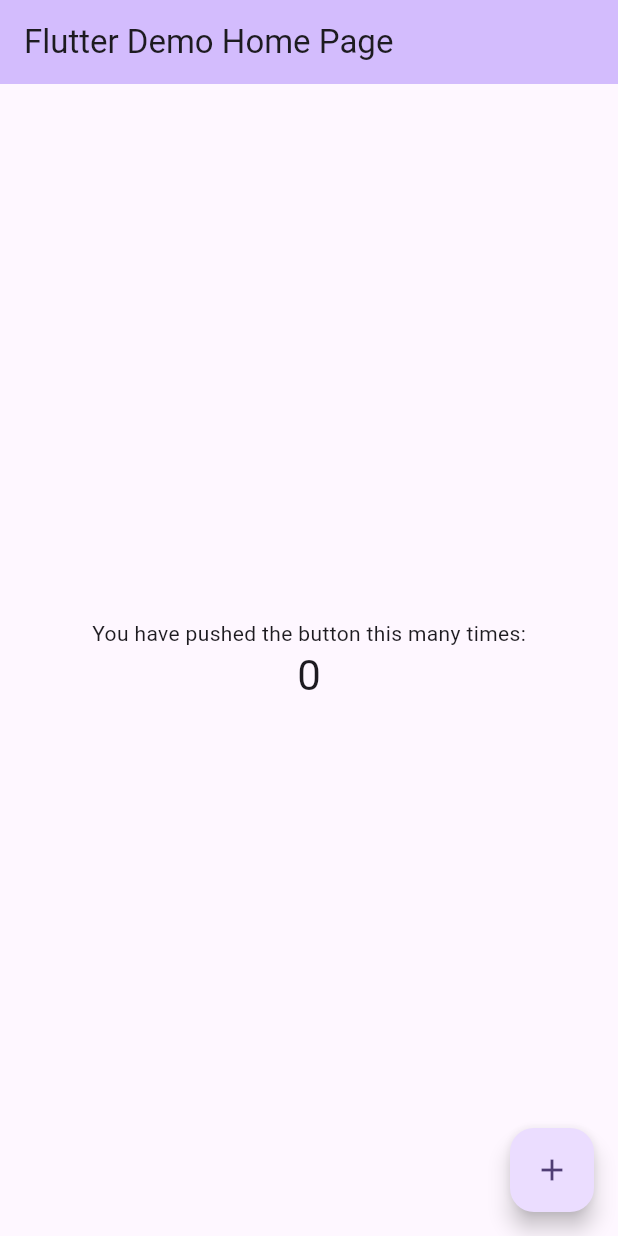
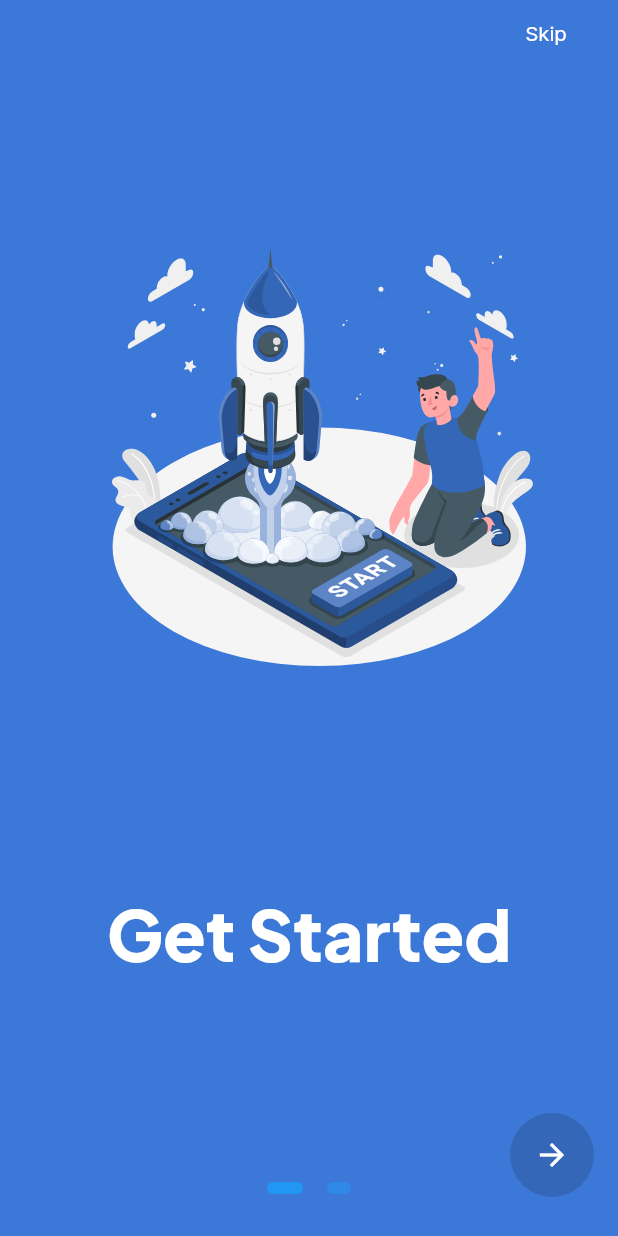
Before and after one commit to 4643880/AIO-Scanner-Flutter, a Flutter app: the screen it shows after launch, on a phone screen of 412 x 824 dp. Run offline on Flutter 3.47's test engine with Material 2 defaults, Android fonts, the phone set to English and light mode, and no system bars; drawn by our look-alikes of flutter_onboarding_slider; our stand-ins replace flutter_easyloading, flutter_screenutil, flutter_svg, get, google_fonts.

Commit message:
Designed Onboarding Screen

```diff
--- a/lib/config/routes.dart
+++ b/lib/config/routes.dart
@@ -0,0 +1,26 @@
+import 'package:flutter/material.dart';
+import 'package:get/get.dart';
+import 'package:ocr_app/screens/onboarding/onboarding_screen.dart';
+import 'package:ocr_app/utils/keyboard_dismiss.dart';
+
+const routeOnboarding = '/routeOnboarding';
+
+class Routes {
+  static final routes = [
+    GetPage(
+        name: routeOnboarding,
+        page: () => TKDismiss(OnBoardingScreen()),
+        binding: BindingsBuilder(() {})),
+  ];
+}
+
+// Tap Keyboard dismiss
+class TKDismiss extends StatelessWidget {
+  const TKDismiss(this.child, {Key? key}) : super(key: key);
+  final Widget child;
+
+  @override
+  Widget build(BuildContext context) {
+    return KeyboardDismissOnTap(child: child);
+  }
+}
--- a/lib/constant.dart
+++ b/lib/constant.dart
@@ -0,0 +1,39 @@
+// Image
+import 'package:flutter_screenutil/flutter_screenutil.dart';
+
+const kassetImage = "assets/images";
+
+// Font Sizes
+final double kFontSize8 = 8.sp;
+final double kFontSize10 = 10.sp;
+final double kFontSize11 = 11.sp;
+final double kFontSize12 = 12.sp;
+final double kFontSize13 = 13.sp;
+final double kFontSize14 = 14.sp;
+final double kFontSize15 = 15.sp;
+final double kFontSize16 = 16.sp;
+final double kFontSize18 = 18.sp;
+final double kFontSize20 = 20.sp;
+final double kFontSize22 = 22.sp;
+final double kFontSize24 = 24.sp;
+final double kFontSize26 = 26.sp;
+final double kFontSize28 = 28.sp;
+final double kFontSize30 = 30.sp;
+final double kFontSize32 = 32.sp;
+final double kFontSize34 = 34.sp;
+final double kFontSize48 = 48.sp;
+
+// Radius
+final double kBorderRadius4 = 4.r;
+final double kBorderRadius2 = 2.r;
+final double kBorderRadius8 = 8.r;
+final double kBorderRadius10 = 10.r;
+final double kBorderRadius12 = 12.r;
+final double kBorderRadius16 = 16.r;
+final double kBorderRadius20 = 20.r;
+
+final double kBorderRadius24 = 24.r;
+final double kBorderRadius40 = 40.r;
+
+final double kBorderRadius50 = 50.r;
+final double kBorderRadius80 = 80.r;
--- a/lib/helper/app_assets.dart
+++ b/lib/helper/app_assets.dart
@@ -0,0 +1,6 @@
+import 'package:ocr_app/constant.dart';
+
+class AppAssets {
+  static const String getStart = "$kassetImage/start.svg";
+  static const String scanner = "$kassetImage/scanimg.svg";
+}
--- a/lib/helper/app_colors.dart
+++ b/lib/helper/app_colors.dart
@@ -0,0 +1,9 @@
+import 'package:flutter/material.dart';
+
+class AppColors {
+  static const white = Colors.white;
+  static const primary = Color(0xff3467B8);
+  static const secondary = Color(0xff3C78D8);
+  static const textPrimary = Color(0xff02062E);
+  static const textSecondary = Color(0xff5C5E70);
+}
--- a/lib/helper/app_text_style.dart
+++ b/lib/helper/app_text_style.dart
@@ -0,0 +1,114 @@
+import 'package:flutter/material.dart';
+import 'package:google_fonts/google_fonts.dart';
+import 'package:ocr_app/constant.dart';
+import 'package:ocr_app/helper/app_colors.dart';
+
+class AppTextStyle {
+  static final dynamic titleOnBoarding = GoogleFonts.plusJakartaSans(
+    fontSize: kFontSize48,
+    fontWeight: FontWeight.w900,
+    color: AppColors.white,
+  );
+
+  static final dynamic skipOnBoarding = GoogleFonts.inter(
+    fontSize: kFontSize14,
+    fontWeight: FontWeight.w400,
+    color: AppColors.white,
+  );
+
+  static final TextStyle title = TextStyle(
+    fontSize: kFontSize48,
+    fontWeight: FontWeight.w700,
+    color: AppColors.white,
+    // fontFamily: kJost,
+  );
+  static final TextStyle headingH5 = TextStyle(
+    fontSize: kFontSize24,
+    fontWeight: FontWeight.w700,
+    color: AppColors.white,
+    // fontFamily: kJost,
+  );
+  static final TextStyle headingH6 = TextStyle(
+    fontSize: kFontSize20,
+    fontWeight: FontWeight.w700,
+    color: AppColors.white,
+    // fontFamily: kJost,
+  );
+  static final TextStyle captionSmall = TextStyle(
+    fontSize: kFontSize10,
+    fontWeight: FontWeight.w400,
+    color: AppColors.white,
+    // fontFamily: kJost,
+  );
+  static final TextStyle captionRegular = TextStyle(
+    fontSize: kFontSize12,
+    fontWeight: FontWeight.w400,
+    color: AppColors.white,
+    // fontFamily: kJost,
+  );
+
+  static final TextStyle captionMedium = TextStyle(
+    fontSize: kFontSize12,
+    fontWeight: FontWeight.w500,
+    color: AppColors.white,
+    // fontFamily: kJost,
+  );
+  static final TextStyle subtitle = TextStyle(
+    fontSize: kFontSize14,
+    fontWeight: FontWeight.w500,
+    color: AppColors.white,
+    // fontFamily: kJost,
+  );
+  static final TextStyle captionBold = TextStyle(
+    fontSize: kFontSize12,
+    fontWeight: FontWeight.w700,
+    color: AppColors.white,
+    // fontFamily: kJost,
+  );
+
+  static final TextStyle bodyNormalRegular = TextStyle(
+    fontSize: kFontSize16,
+    fontWeight: FontWeight.w400,
+    color: AppColors.white,
+    // fontFamily: kJost,
+  );
+
+  static final TextStyle bodyNormalBold = TextStyle(
+    fontSize: kFontSize16,
+    fontWeight: FontWeight.w700,
+    color: AppColors.white,
+    // fontFamily: kJost,
+  );
+  static final TextStyle body15SemiBold = TextStyle(
+    fontSize: kFontSize15,
+    fontWeight: FontWeight.w500,
+    color: AppColors.white,
+    // fontFamily: kJost,
+  );
+
+  static final TextStyle bodySmallBold = TextStyle(
+    fontSize: kFontSize14,
+    fontWeight: FontWeight.w700,
+    color: AppColors.white,
+    // fontFamily: kJost,
+  );
+  static final TextStyle bodySmallRegular = TextStyle(
+    fontSize: kFontSize14,
+    fontWeight: FontWeight.w400,
+    color: AppColors.white,
+    // fontFamily: kJost,
+  );
+  static final TextStyle bodySuccessRegular = TextStyle(
+    fontSize: kFontSize12,
+    fontWeight: FontWeight.w500,
+    color: AppColors.white,
+    // fontFamily: kJost,
+  );
+
+  static final TextStyle body13Regular = TextStyle(
+    fontSize: kFontSize13,
+    fontWeight: FontWeight.w400,
+    color: AppColors.white,
+    // fontFamily: kJost,
+  );
+}
--- a/lib/helper/app_texts.dart
+++ b/lib/helper/app_texts.dart
@@ -0,0 +1,11 @@
+// inter
+// popins
+// plus jkarta sans
+// unbounded
+// outfit
+// arbanist
+
+class AppTexts {
+  static const String getStarted = "Get Started";
+  static const String scanNow = "Scan Now";
+}
--- a/lib/main.dart
+++ b/lib/main.dart
@@ -1,4 +1,9 @@
 import 'package:flutter/material.dart';
+import 'package:flutter_easyloading/flutter_easyloading.dart';
+import 'package:flutter_screenutil/flutter_screenutil.dart';
+import 'package:get/get.dart';
+import 'package:ocr_app/config/routes.dart';
+import 'package:ocr_app/utils/util.dart';
 
 void main() {
   runApp(const MyApp());
@@ -10,86 +15,29 @@ class MyApp extends StatelessWidget {
   // This widget is the root of your application.
   @override
   Widget build(BuildContext context) {
-    return MaterialApp(
-      title: 'Flutter Demo',
-      theme: ThemeData(
-        colorScheme: ColorScheme.fromSeed(seedColor: Colors.deepPurple),
-        useMaterial3: true,
-      ),
-      home: const MyHomePage(title: 'Flutter Demo Home Page'),
+    return ScreenUtilInit(
+      builder: ((context, child) {
+        final easyLoading = EasyLoading.init();
+        return GetMaterialApp(
+          debugShowCheckedModeBanner: false,
+          builder: (context, child) {
+            ScreenUtil.init(
+              context,
+              designSize: const Size(360, 900),
+            );
+            child = easyLoading(context, child);
+            Util.setEasyLoading();
+            return MediaQuery(
+              data: MediaQuery.of(context).copyWith(textScaleFactor: 0.85),
+              child: child,
+            );
+          },
+          getPages: Routes.routes,
+          initialRoute: routeOnboarding,
+          defaultTransition: Transition.rightToLeft,
+          transitionDuration: const Duration(milliseconds: 300),
+        );
+      }),
     );
   }
 }
-
-class MyHomePage extends StatefulWidget {
-  const MyHomePage({super.key, required this.title});
-  final String title;
-
-  @override
-  State<MyHomePage> createState() => _MyHomePageState();
-}
-
-class _MyHomePageState extends State<MyHomePage> {
-  int _counter = 0;
-
-  void _incrementCounter() {
-    setState(() {
-      _counter++;
-    });
-  }
-
-  @override
-  Widget build(BuildContext context) {
-    // This method is rerun every time setState is called, for instance as done
-    // by the _incrementCounter method above.
-    //
-    // The Flutter framework has been optimized to make rerunning build methods
-    // fast, so that you can just rebuild anything that needs updating rather
-    // than having to individually change instances of widgets.
-    return Scaffold(
-      appBar: AppBar(
-        // TRY THIS: Try changing the color here to a specific color (to
-        // Colors.amber, perhaps?) and trigger a hot reload to see the AppBar
-        // change color while the other colors stay the same.
-        backgroundColor: Theme.of(context).colorScheme.inversePrimary,
-        // Here we take the value from the MyHomePage object that was created by
-        // the App.build method, and use it to set our appbar title.
-        title: Text(widget.title),
-      ),
-      body: Center(
-        // Center is a layout widget. It takes a single child and positions it
-        // in the middle of the parent.
-        child: Column(
-          // Column is also a layout widget. It takes a list of children and
-          // arranges them vertically. By default, it sizes itself to fit its
-          // children horizontally, and tries to be as tall as its parent.
-          //
-          // Column has various properties to control how it sizes itself and
-          // how it positions its children. Here we use mainAxisAlignment to
-          // center the children vertically; the main axis here is the vertical
-          // axis because Columns are vertical (the cross axis would be
-          // horizontal).
-          //
-          // TRY THIS: Invoke "debug painting" (choose the "Toggle Debug Paint"
-          // action in the IDE, or press "p" in the console), to see the
-          // wireframe for each widget.
-          mainAxisAlignment: MainAxisAlignment.center,
-          children: <Widget>[
-            const Text(
-              'You have pushed the button this many times:',
-            ),
-            Text(
-              '$_counter',
-              style: Theme.of(context).textTheme.headlineMedium,
-            ),
-          ],
-        ),
-      ),
-      floatingActionButton: FloatingActionButton(
-        onPressed: _incrementCounter,
-        tooltip: 'Increment',
-        child: const Icon(Icons.add),
-      ), // This trailing comma makes auto-formatting nicer for build methods.
-    );
-  }
-}
--- /dev/null
+++ b/lib/screens/onboarding/onboarding_screen.dart
@@ -0,0 +1,87 @@
+import 'package:flutter/cupertino.dart';
+import 'package:flutter/material.dart';
+import 'package:google_fonts/google_fonts.dart';
+import 'package:flutter_onboarding_slider/flutter_onboarding_slider.dart';
+import 'package:flutter_screenutil/flutter_screenutil.dart';
+import 'package:flutter_svg/flutter_svg.dart';
+import 'package:ocr_app/helper/app_assets.dart';
+import 'package:ocr_app/helper/app_colors.dart';
+import 'package:ocr_app/helper/app_text_style.dart';
+import 'package:ocr_app/helper/app_texts.dart';
+
+class OnBoardingScreen extends StatelessWidget {
+  @override
+  Widget build(BuildContext context) {
+    return Scaffold(
+      backgroundColor: AppColors.secondary,
+      body: OnBoardingSlider(
+        pageBackgroundColor: AppColors.secondary,
+        headerBackgroundColor: AppColors.secondary,
+        finishButtonText: 'Scan Now',
+        finishButtonStyle: const FinishButtonStyle(
+          backgroundColor: AppColors.primary,
+        ),
+        skipTextButton: Text(
+          'Skip',
+          style: AppTextStyle.skipOnBoarding,
+        ),
+        trailing: Text(
+          'Scan Now',
+          style: AppTextStyle.skipOnBoarding,
+        ),
+        background: [
+          Padding(
+            padding: EdgeInsets.only(left: 70.r, top: 120.r),
+            child: SvgPicture.asset(
+              AppAssets.getStart,
+              width: 260.w,
+              // height: 200.w,
+              alignment: Alignment.center,
+            ),
+          ),
+          Padding(
+            padding: EdgeInsets.only(left: 70.r, top: 120.r),
+            child: SvgPicture.asset(
+              AppAssets.scanner,
+              width: 260.w,
+              // height: 200.w,
+              alignment: Alignment.center,
+            ),
+          ),
+        ],
+        totalPage: 2,
+        speed: 1.8,
+        pageBodies: [
+          Container(
+            padding: const EdgeInsets.symmetric(horizontal: 40),
+            child: Column(
+              children: <Widget>[
+                SizedBox(
+                  height: 480.w,
+                ),
+                Text(
+                  AppTexts.getStarted,
+                  style: AppTextStyle.titleOnBoarding,
+                ),
+              ],
+            ),
+          ),
+          Container(
+            padding: const EdgeInsets.symmetric(horizontal: 40),
+            child: Column(
+              children: <Widget>[
+                SizedBox(
+                  height: 480.w,
+                ),
+                Text(
+                  AppTexts.scanNow,
+                  style: AppTextStyle.titleOnBoarding,
+                ),
+              ],
+            ),
+          ),
+        ],
+      ),
+    );
+  }
+}
--- a/lib/utils/util.dart
+++ b/lib/utils/util.dart
@@ -1,8 +1,24 @@
+import 'package:flutter_easyloading/flutter_easyloading.dart';
+import 'package:flutter_screenutil/flutter_screenutil.dart';
+import 'package:ocr_app/helper/app_colors.dart';
 
-// import 'package:flutter/material.dart';
-// import 'package:flutter_easyloading/flutter_easyloading.dart';
+class Util {
+  static void setEasyLoading() {
+    EasyLoading.instance
+      ..textColor = AppColors.white
+      ..indicatorSize = 22.w
+      ..indicatorColor = AppColors.textPrimary
+      ..indicatorType = EasyLoadingIndicatorType.foldingCube
+      ..userInteractions = false
+      ..dismissOnTap = false
+      ..backgroundColor = AppColors.white
+      ..animationStyle = EasyLoadingAnimationStyle.opacity
+      ..animationDuration = const Duration(milliseconds: 400);
+  }
+}
 
-// class Util {
+
+
 //   static String stripHtmlIfNeeded(String? text) {
 //     return text!.replaceAll(RegExp(r'<[^>]*>|&[^;]+;'), '');
 //   }
@@ -49,18 +65,18 @@
 //     );
 //   }
 
-//   static void setEasyLoading() {
-//     EasyLoading.instance
-//       ..textColor = AppColors.white
-//       ..indicatorSize = 22.w
-//       ..indicatorColor = AppColors.textPrimary
-//       ..indicatorType = EasyLoadingIndicatorType.foldingCube
-//       ..userInteractions = false
-//       ..dismissOnTap = false
-//       ..backgroundColor = AppColors.white
-//       ..animationStyle = EasyLoadingAnimationStyle.opacity
-//       ..animationDuration = const Duration(milliseconds: 400);
-//   }
+  // static void setEasyLoading() {
+  //   EasyLoading.instance
+  //     ..textColor = AppColors.white
+  //     ..indicatorSize = 22.w
+  //     ..indicatorColor = AppColors.textPrimary
+  //     ..indicatorType = EasyLoadingIndicatorType.foldingCube
+  //     ..userInteractions = false
+  //     ..dismissOnTap = false
+  //     ..backgroundColor = AppColors.white
+  //     ..animationStyle = EasyLoadingAnimationStyle.opacity
+  //     ..animationDuration = const Duration(milliseconds: 400);
+  // }
 
 //   static void dismiss() {
 //     EasyLoading.dismiss();
```
Also changed, not shown: lib/screens/home/home_screen.dart (added, +8 -0 lines), pubspec.yaml (+8 -2 lines), assets/images/scanimg.svg (added), assets/images/scanner.svg (added), assets/images/start.svg (added), pubspec.lock, 1 other file.
